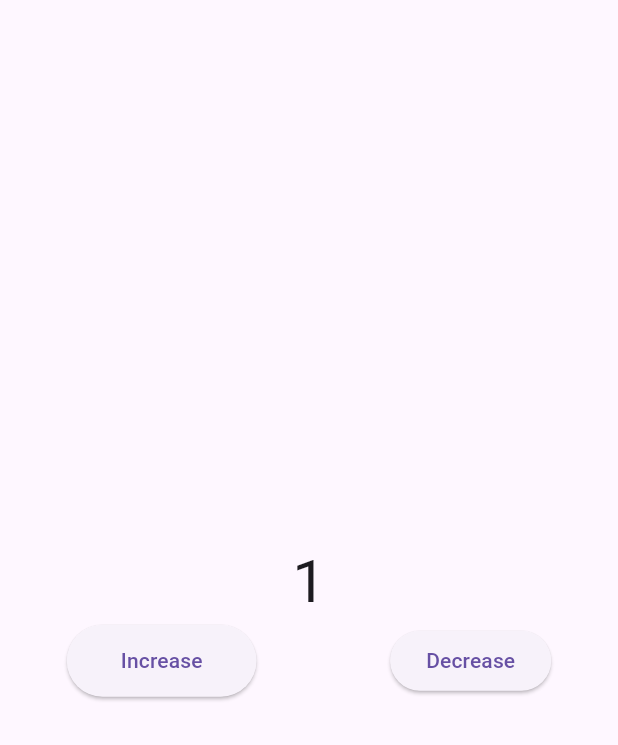
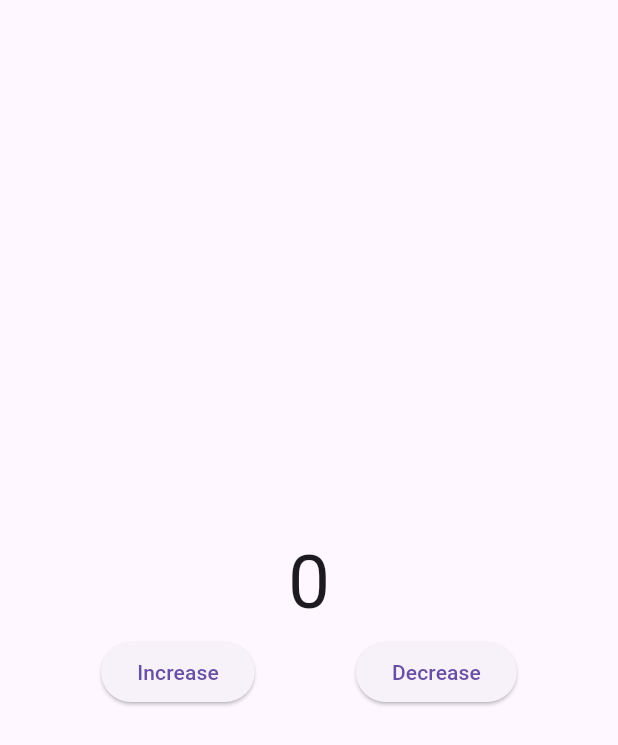
Before and after one commit to Dany4950/imagePicker, a Flutter app: the CounterHome screen opened directly, after a tap on "Increase", on a phone screen of 412 x 824 dp. Shown: the top 745 px of the screen. Run offline on Flutter 3.47's test engine with Material 3 defaults, Android fonts, the phone set to English and light mode, and no system bars; our stand-ins replace bloc, equatable, flutter_bloc.

Commit message:
Updates changes

```diff
--- a/lib/bloc/counter/counter_bloc.dart
+++ /dev/null
@@ -1,17 +0,0 @@
-import 'package:flutter_application_1/bloc/counter/counter_event.dart';
-import 'package:flutter_application_1/bloc/counter/counter_state.dart';
-import 'package:flutter_bloc/flutter_bloc.dart';
-
-class CounterBloc extends Bloc<CounterEvent, CounterState> {
-  CounterBloc() : super(CounterState()) {
-    on<increamentCounter>(_increament);
-    on<decreamentCounter>(_decreament);
-  }
-  void _increament(increamentCounter Event, Emitter<CounterState> emit) {
-    emit(state.copyWith(counter: state.counter + 1));
-  }
-
-  void _decreament(decreamentCounter Event, Emitter<CounterState> emit) {
-    emit(state.copyWith(counter: state.counter - 1));
-  }
-}
--- a/lib/bloc/counter/counter_event.dart
+++ /dev/null
@@ -1,15 +0,0 @@
-import 'package:equatable/equatable.dart';
-import 'package:flutter/material.dart';
-
-
-//this is a base class
-abstract class CounterEvent extends Equatable {
-  const CounterEvent();
-
-  @override
-  List<Object> get props => [];
-}
-
-class increamentCounter extends CounterEvent{}
-
-class decreamentCounter extends CounterEvent{}
--- a/lib/bloc/counter/counter_state.dart
+++ /dev/null
@@ -1,19 +0,0 @@
-import 'package:equatable/equatable.dart';
-
-
-class CounterState extends Equatable {
-  final int counter;
-
-  const CounterState({
-    this.counter = 0,
-  });
-
-  CounterState copyWith({int? counter}) {
-    return CounterState(
-      counter:  counter ?? this.counter
-    );
-  }
-
-  @override
-  List<Object> get props => [counter];
-}
--- /dev/null
+++ b/lib/bloc/counter_bloc/counter_bloc.dart
@@ -0,0 +1,17 @@
+import 'package:bloc/bloc.dart';
+import 'package:flutter_application_1/bloc/counter_bloc/counter_event.dart';
+import 'package:flutter_application_1/bloc/counter_bloc/counter_state.dart';
+
+class CounterBloc extends Bloc<CounterEvent, CounterState> {
+  CounterBloc() : super(CounterState()) {
+    on<IncreamentCounter>(_increament);
+    on<DecreamentCounter>(_decreament);
+  }
+  void _increament(IncreamentCounter Event, Emitter<CounterState> emit) {
+    emit(state.copyWith(count: state.count *2 ));
+  }
+
+  void _decreament(DecreamentCounter Event, Emitter<CounterState> emit) {
+    emit(state.copyWith(count: state.count - 1));
+  }
+}
--- /dev/null
+++ b/lib/bloc/counter_bloc/counter_event.dart
@@ -0,0 +1,18 @@
+
+import 'package:equatable/equatable.dart';
+
+abstract class CounterEvent extends Equatable {
+  const CounterEvent();
+  @override
+  List<Object> get props => [];
+}
+
+
+class IncreamentCounter extends CounterEvent{
+
+
+}
+class DecreamentCounter extends CounterEvent{
+
+
+}
--- /dev/null
+++ b/lib/bloc/counter_bloc/counter_state.dart
@@ -0,0 +1,17 @@
+import 'package:equatable/equatable.dart';
+
+class CounterState extends Equatable {
+  final int count;
+
+  const CounterState({this.count = 0});
+
+  CounterState copyWith({int? count}) {
+    return CounterState(
+
+      count: count?? this.count
+    );
+  }
+
+  @override
+  List<Object> get props => [this.count];
+}
--- a/lib/main.dart
+++ b/lib/main.dart
@@ -1,6 +1,8 @@
 import 'package:flutter/material.dart';
-import 'package:flutter_application_1/bloc/counter/counter_bloc.dart';
+import 'package:flutter_application_1/bloc/counter_bloc/counter_bloc.dart';
 import 'package:flutter_application_1/ui/counter_home.dart';
+
+import 'package:bloc/bloc.dart';
 import 'package:flutter_bloc/flutter_bloc.dart';
 
 void main() {
@@ -13,10 +15,11 @@ class MyApp extends StatelessWidget {
   @override
   Widget build(BuildContext context) {
     return BlocProvider(
-      create: (context) => CounterBloc(),
+      create: (_) => CounterBloc(),
+
+
       child: MaterialApp(
-        debugShowCheckedModeBanner: false,
-        home: CounterHome(),
+        home:CounterHome() ,
       ),
     );
   }
--- a/lib/ui/counter_home.dart
+++ b/lib/ui/counter_home.dart
@@ -1,7 +1,7 @@
 import 'package:flutter/material.dart';
-import 'package:flutter_application_1/bloc/counter/counter_bloc.dart';
-import 'package:flutter_application_1/bloc/counter/counter_event.dart';
-import 'package:flutter_application_1/bloc/counter/counter_state.dart';
+import 'package:flutter_application_1/bloc/counter_bloc/counter_bloc.dart';
+import 'package:flutter_application_1/bloc/counter_bloc/counter_event.dart';
+import 'package:flutter_application_1/bloc/counter_bloc/counter_state.dart';
 import 'package:flutter_bloc/flutter_bloc.dart';
 
 class CounterHome extends StatefulWidget {
@@ -16,32 +16,28 @@ class _CounterHomeState extends State<CounterHome> {
   Widget build(BuildContext context) {
     return Scaffold(
       body: Column(
+        mainAxisAlignment: MainAxisAlignment.center,
         crossAxisAlignment: CrossAxisAlignment.center,
-        mainAxisAlignment: MainAxisAlignment.center,
         children: [
-          Center(
-            child: BlocBuilder<CounterBloc, CounterState>(
+          BlocBuilder<CounterBloc, CounterState>(
             builder: (context, state) {
               return Text(
-                  state.counter.toString(),
-                  style: TextStyle(fontSize: 40),
+                state.count.toString(),
+                style: TextStyle(fontSize: 50),
               );
             },
           ),
-          ),
           Row(
-            mainAxisAlignment: MainAxisAlignment.spaceAround,
+            mainAxisAlignment: MainAxisAlignment.spaceEvenly,
             children: [
               ElevatedButton(
-                  onPressed: () {},
-                  child: TextButton(
                   onPressed: () {
-                        context.read<CounterBloc>().add(increamentCounter());
+                    context.read<CounterBloc>().add(IncreamentCounter());
                   },
-                      child: Text("Increase"))),
+                  child: Text("Increase")),
               ElevatedButton(
                   onPressed: () {
-                    context.read<CounterBloc>().add(decreamentCounter());
+                    context.read<CounterBloc>().add(DecreamentCounter());
                   },
                   child: Text("Decrease")),
             ],
```
Lines whose indentation alone changed are shown as unchanged.
